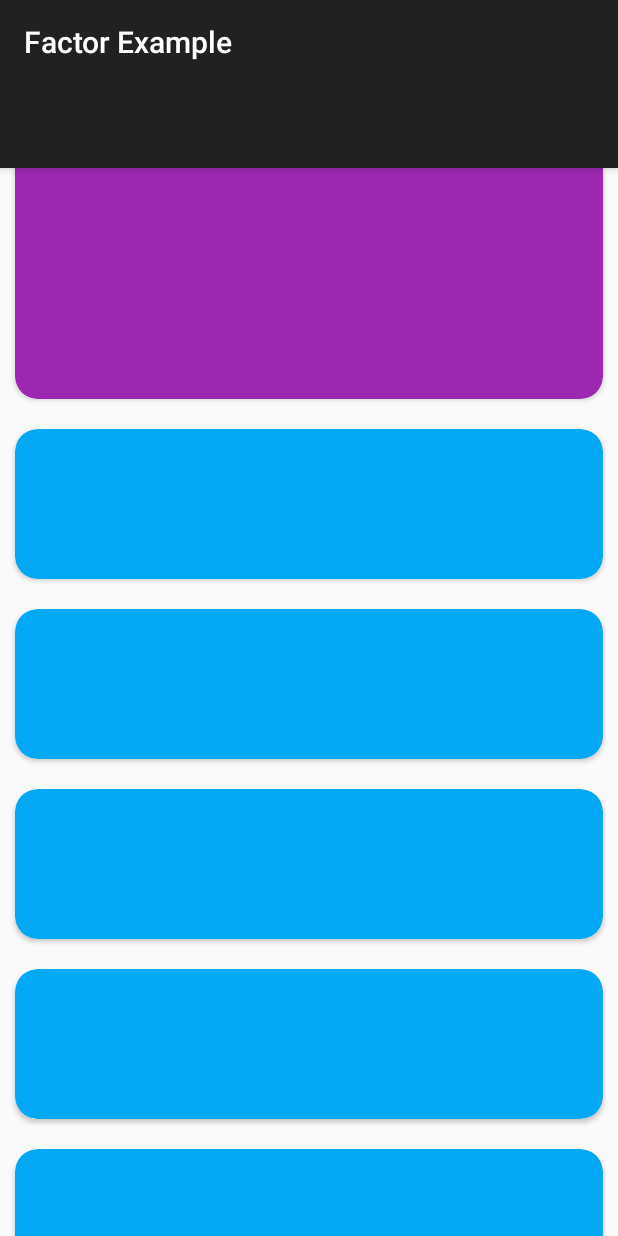
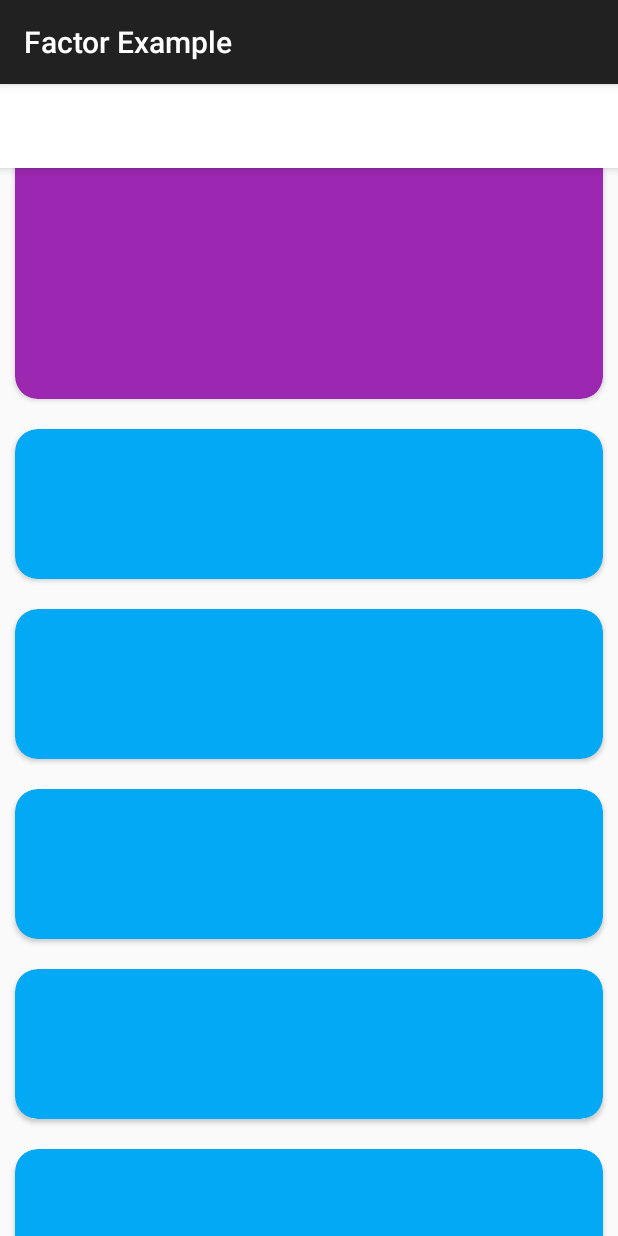
Before and after one commit to valkriaine/Bouncy, an Android app: the screen it shows after launch (MainActivity), on a phone screen of 412 x 824 dp. Run offline under Robolectric (Android 15) with nearby library versions, the phone set to English and light mode, and no system bars.

Commit message:
resolve issue #15

```diff
--- a/bouncy/build.gradle
+++ b/bouncy/build.gradle
@@ -11,8 +11,8 @@ android {
     defaultConfig {
         minSdkVersion 14
         targetSdkVersion 31
-        versionCode 22
-        versionName "2.2"
+        versionCode 23
+        versionName "2.3"
         testInstrumentationRunner "androidx.test.runner.AndroidJUnitRunner"
         consumerProguardFiles "consumer-rules.pro"
     }
--- a/bouncy/src/main/java/com/factor/bouncy/BouncyNestedScrollView.kt
+++ b/bouncy/src/main/java/com/factor/bouncy/BouncyNestedScrollView.kt
@@ -1951,7 +1951,7 @@ class BouncyNestedScrollView @JvmOverloads constructor(context: Context, attrs:
                 overscrollAnimationSize = getFloat(R.styleable.BouncyNestedScrollView_overscroll_animation_size, 0.5f)
                 flingAnimationSize = getFloat(R.styleable.BouncyNestedScrollView_fling_animation_size, 0.5f)
 
-                when (getInt(R.styleable.BouncyNestedScrollView_damping_ratio, 0))
+                when (getInt(R.styleable.BouncyNestedScrollView_bouncy_scrollview_damping_ratio, 0))
                 {
                     0 -> dampingRatio = Bouncy.DAMPING_RATIO_NO_BOUNCY
                     1 -> dampingRatio = Bouncy.DAMPING_RATIO_LOW_BOUNCY
@@ -1959,7 +1959,7 @@ class BouncyNestedScrollView @JvmOverloads constructor(context: Context, attrs:
                     3 -> dampingRatio = Bouncy.DAMPING_RATIO_HIGH_BOUNCY
                 }
 
-                when (getInt(R.styleable.BouncyNestedScrollView_stiffness, 1))
+                when (getInt(R.styleable.BouncyNestedScrollView_bouncy_scrollview_stiffness, 1))
                 {
                     0 -> stiffness = Bouncy.STIFFNESS_VERY_LOW
                     1 -> stiffness = Bouncy.STIFFNESS_LOW
--- a/example/src/main/res/layout/activity_main.xml
+++ b/example/src/main/res/layout/activity_main.xml
@@ -15,24 +15,27 @@
         <androidx.appcompat.widget.Toolbar
                 android:layout_width="match_parent"
                 android:layout_height="?attr/actionBarSize"
-                android:background="?attr/colorPrimary"/>
+                android:background="@color/cardview_light_background"/>
 
     </com.google.android.material.appbar.AppBarLayout>
 
 
-    <!--
+        <!--
         <com.factor.bouncy.BouncyRecyclerView
                 android:id="@+id/rc"
                 android:layout_width="match_parent"
                 android:layout_height="match_parent"
+                app:recyclerview_stiffness="STIFFNESS_HIGH"
                 app:allow_item_swipe="true"
                 app:allow_drag_reorder="true"/>
-                 -->
+
+        -->
 
         <!--BouncyNestedScrollView-->
 
     <com.factor.bouncy.BouncyNestedScrollView
             android:id="@+id/scrollView"
+            app:bouncy_scrollview_stiffness="STIFFNESS_LOW"
             android:layout_width="match_parent"
             android:layout_height="match_parent">
 
```
Also changed, not shown: bouncy/src/main/res/values/attrs.xml (+10 -10 lines).
